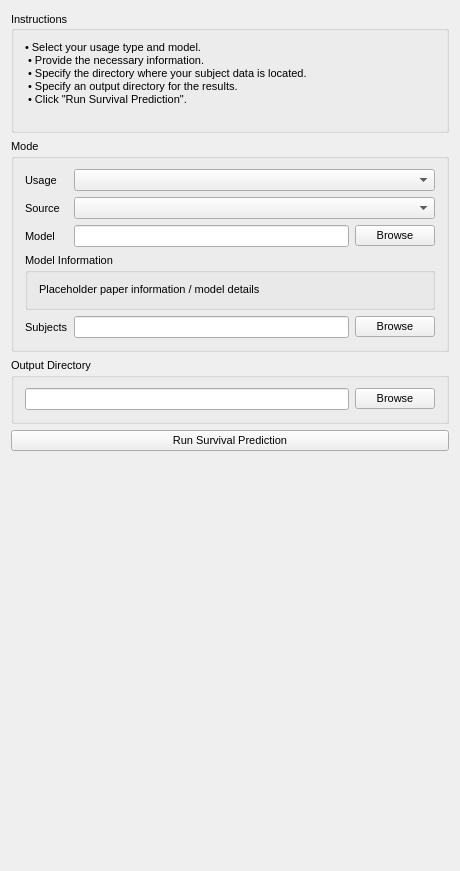
The window that Plugins/upenn.cbica.captk.brain.pseudoprogression/src/internal/QcaptkPseudoProgressionControls.ui (ashishsingh18/CaPTk2.0) describes before a commit, drawn with Qt 5.
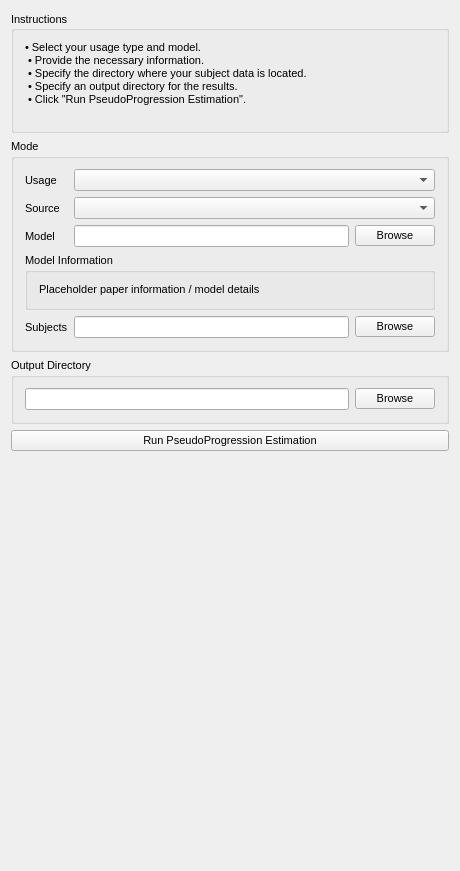
The same window after the commit. Custom widgets are drawn as their Qt base class.

```diff
--- a/Plugins/upenn.cbica.captk.brain.pseudoprogression/src/internal/QcaptkPseudoProgressionControls.ui
+++ b/Plugins/upenn.cbica.captk.brain.pseudoprogression/src/internal/QcaptkPseudoProgressionControls.ui
@@ -68,7 +68,7 @@
  • Provide the necessary information.
  • Specify the directory where your subject data is located.
  • Specify an output directory for the results.
- • Click &quot;Run Survival Prediction&quot;.
+ • Click &quot;Run PseudoProgression Estimation&quot;.
 </string>
         </property>
         <property name="wordWrap">
@@ -200,7 +200,7 @@
    <item>
     <widget class="QPushButton" name="pushButtonRun">
      <property name="text">
-      <string>Run Survival Prediction</string>
+      <string>Run PseudoProgression Estimation</string>
      </property>
     </widget>
    </item>
```
